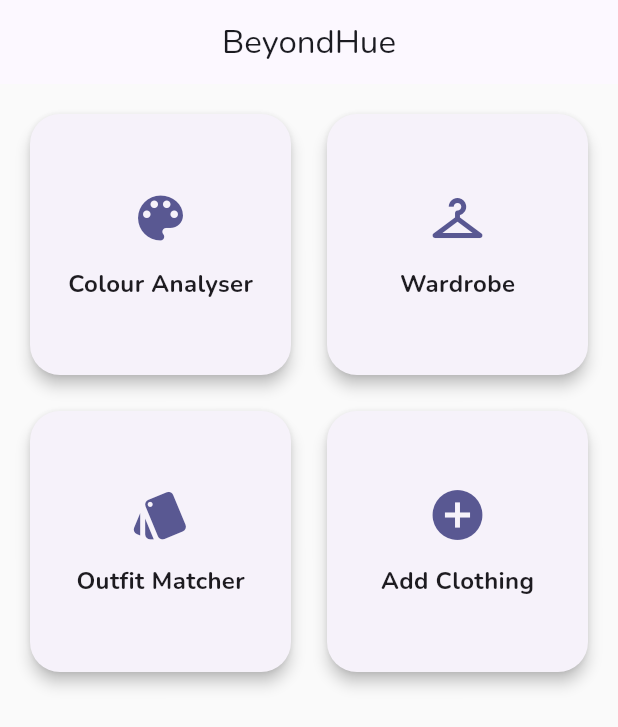
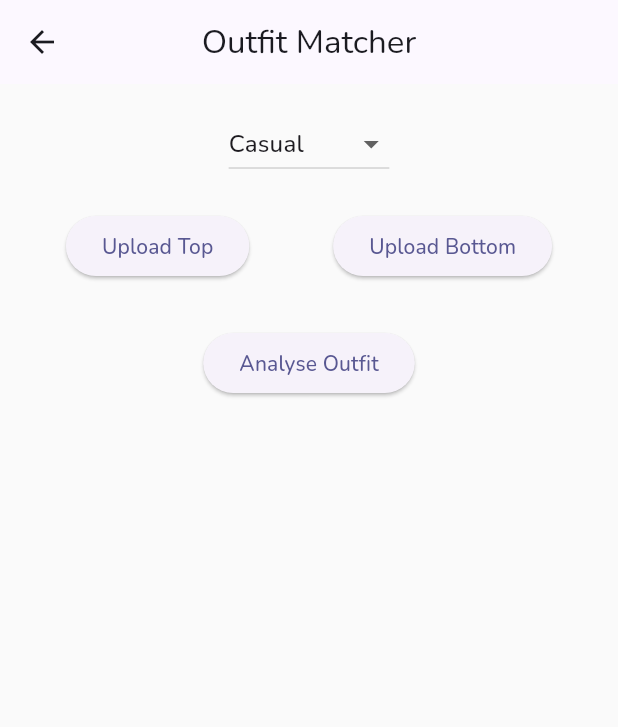
Before and after one commit to Manojkhandelwalmj/beyondhue, a Flutter app: the screen it shows after launch, after a tap on "Outfit Matcher", on a phone screen of 412 x 824 dp. Shown: the top 727 px of the screen. Run offline on Flutter 3.47's test engine with Material 3 defaults, Android fonts, the phone set to English and light mode, and no system bars; our stand-ins replace google_fonts, hive, hive_flutter, image_picker, palette_generator; accounts and stored records are empty.

Commit message:
outfit_matcher screen completed

```diff
--- a/lib/screens/colour_analyser/colour_analyser_screen.dart
+++ b/lib/screens/colour_analyser/colour_analyser_screen.dart
@@ -90,15 +90,15 @@ class _ColourAnalyserScreenState extends State<ColourAnalyserScreen> {
                       const SizedBox(height: 10),
                       Text("HEX: ${analyser.detectedColour!.hex}"),
                       const SizedBox(height: 8),
-                      Text(
-                          "Hue: ${analyser.detectedColour!.hue.toStringAsFixed(2)}"),
-                      const SizedBox(height: 8),
-                      Text(
-                          "Saturation: ${analyser.detectedColour!.saturation.toStringAsFixed(2)}"),
-                      const SizedBox(height: 8),
-                      Text(
-                          "Brightness: ${analyser.detectedColour!.brightness.toStringAsFixed(2)}"),
-                      const SizedBox(height: 8),
+                      // Text(
+                      //     "Hue: ${analyser.detectedColour!.hue.toStringAsFixed(2)}"),
+                      // const SizedBox(height: 8),
+                      // Text(
+                      //     "Saturation: ${analyser.detectedColour!.saturation.toStringAsFixed(2)}"),
+                      // const SizedBox(height: 8),
+                      // Text(
+                      //     "Brightness: ${analyser.detectedColour!.brightness.toStringAsFixed(2)}"),
+                      // const SizedBox(height: 8),
                       Text(
                           "Temperature: ${analyser.detectedColour!.temperature}"),
                       const SizedBox(height: 8),
--- a/lib/screens/home_screen.dart
+++ b/lib/screens/home_screen.dart
@@ -1,3 +1,4 @@
+import 'package:beyondhue/screens/outfit/outfit_matcher_screen.dart';
 import 'package:flutter/material.dart';
 import 'colour_analyser/colour_analyser_screen.dart';
 import 'wardrobe/wardrobe_screen.dart';
@@ -82,7 +83,14 @@ class HomeScreen extends StatelessWidget {
               context,
               "Outfit Matcher",
               Icons.style,
-              () {},
+              () {
+                 Navigator.push(
+                  context,
+                  MaterialPageRoute(
+                    builder: (_) => const OutfitMatcherScreen(),
+                  ),
+                );
+              },
             ),
             buildCard(
               context,
--- /dev/null
+++ b/lib/screens/outfit/outfit_matcher_screen.dart
@@ -0,0 +1,173 @@
+import 'dart:io';
+import 'package:beyondhue/services/outfit_matcher_rules.dart';
+import 'package:beyondhue/models/colour_data.dart';
+import 'package:beyondhue/services/colour_detection_service.dart';
+import 'package:flutter/material.dart';
+import 'package:image_picker/image_picker.dart';
+
+
+class OutfitMatcherScreen extends StatefulWidget {
+  const OutfitMatcherScreen({super.key});
+
+  @override
+  State<OutfitMatcherScreen> createState() => _OutfitMatcherScreenState();
+}
+
+class _OutfitMatcherScreenState extends State<OutfitMatcherScreen> {
+
+  File? topImage;
+  File? bottomImage;
+
+  ColourData? topColour;
+  ColourData? bottomColour;
+
+  String selectedOccasion = "casual";
+
+  int? score;
+  bool? isSafe;
+
+  final picker = ImagePicker();
+
+  Future pickImage(bool isTop) async {
+
+    final source = await showDialog<ImageSource>(
+      context: context,
+      builder: (_) => AlertDialog(
+        title: const Text("Select Source"),
+        actions: [
+          TextButton(
+            onPressed: () => Navigator.pop(context, ImageSource.camera),
+            child: const Text("Camera"),
+          ),
+          TextButton(
+            onPressed: () => Navigator.pop(context, ImageSource.gallery),
+            child: const Text("Gallery"),
+          ),
+        ],
+      ),
+    );
+
+    if (source == null) return;
+
+    final picked = await picker.pickImage(source: source);
+    if (picked == null) return;
+
+    final file = File(picked.path);
+    final colour = await ColourDetectionService.analyseImage(picked.path);
+
+    setState(() {
+      if (isTop) {
+        topImage = file;
+        topColour = colour;
+      } else {
+        bottomImage = file;
+        bottomColour = colour;
+      }
+    });
+  }
+
+  void analyseOutfit() {
+
+    if (topColour == null || bottomColour == null) return;
+
+    final result = OutfitMatcherRules.analyse(
+      top: topColour!,
+      bottom: bottomColour!,
+      occasion: selectedOccasion,
+    );
+
+    setState(() {
+      score = result.score;
+      isSafe = result.isSafe;
+    });
+  }
+
+  @override
+  Widget build(BuildContext context) {
+
+    return Scaffold(
+      appBar: AppBar(title: const Text("Outfit Matcher")),
+
+      body: Padding(
+        padding: const EdgeInsets.all(16),
+        child: Column(
+          children: [
+
+            DropdownButton<String>(
+              value: selectedOccasion,
+              items: const [
+                DropdownMenuItem(value: "formal", child: Text("Formal")),
+                DropdownMenuItem(value: "casual", child: Text("Casual")),
+                DropdownMenuItem(value: "traditional", child: Text("Traditional")),
+                DropdownMenuItem(value: "activewear", child: Text("Activewear")),
+              ],
+              onChanged: (value) {
+                setState(() {
+                  selectedOccasion = value!;
+                });
+              },
+            ),
+
+            const SizedBox(height: 20),
+
+            Row(
+              mainAxisAlignment: MainAxisAlignment.spaceAround,
+              children: [
+
+                Column(
+                  children: [
+                    ElevatedButton(
+                      onPressed: () => pickImage(true),
+                      child: const Text("Upload Top"),
+                    ),
+                    if (topImage != null)
+                      Image.file(topImage!, height: 100),
+                    if (topColour != null)
+                      Text(topColour!.name),
+                  ],
+                ),
+
+                Column(
+                  children: [
+                    ElevatedButton(
+                      onPressed: () => pickImage(false),
+                      child: const Text("Upload Bottom"),
+                    ),
+                    if (bottomImage != null)
+                      Image.file(bottomImage!, height: 100),
+                    if (bottomColour != null)
+                      Text(bottomColour!.name),
+                  ],
+                ),
+
+              ],
+            ),
+
+            const SizedBox(height: 30),
+
+            ElevatedButton(
+              onPressed: analyseOutfit,
+              child: const Text("Analyse Outfit"),
+            ),
+
+            const SizedBox(height: 20),
+
+            if (score != null)
+              Column(
+                children: [
+                  Text("Score: $score%"),
+                  Text(
+                    isSafe! ? "SAFE TO WEAR ✅" : "UNSAFE ❌",
+                    style: TextStyle(
+                      color: isSafe! ? Colors.green : Colors.red,
+                      fontWeight: FontWeight.bold,
+                    ),
+                  )
+                ],
+              )
+          ],
+        ),
+      ),
+    );
+  }
+}
--- /dev/null
+++ b/lib/services/outfit_matcher_rules.dart
@@ -0,0 +1,99 @@
+import 'package:beyondhue/models/colour_data.dart';
+
+class OutfitMatcherResult {
+  final int score;
+  final bool isSafe;
+
+  OutfitMatcherResult({required this.score, required this.isSafe});
+}
+
+class OutfitMatcherRules {
+
+  static OutfitMatcherResult analyse({
+    required ColourData top,
+    required ColourData bottom,
+    required String occasion,
+  }) {
+
+    double diff = (top.hue - bottom.hue).abs();
+    if (diff > 180) diff = 360 - diff;
+
+    int score = 0;
+
+    // -------------------------
+    // BASE SCORE (Hue logic)
+    // -------------------------
+    if (diff <= 15) {
+      score = 90;
+    } else if (diff <= 60) {
+      score = 80;
+    } else if (diff >= 150 && diff <= 210) {
+      score = 85;
+    } else {
+      score = 40;
+    }
+
+    // -------------------------
+    // NEUTRAL BONUS
+    // -------------------------
+    if (_isNeutral(top.name) || _isNeutral(bottom.name)) {
+      score += 30;
+    }
+
+    // -------------------------
+    // TONE MATCHING
+    // -------------------------
+    if (top.tone == bottom.tone) {
+      score += 10;
+    } else {
+      score -= 10;
+    }
+
+    // -------------------------
+    // OCCASION RULES
+    // -------------------------
+    score += _occasionAdjustment(top, bottom, occasion);
+
+    // Clamp
+    if (score > 100) score = 100;
+    if (score < 0) score = 0;
+
+    bool isSafe = score >= 65;
+
+    return OutfitMatcherResult(score: score, isSafe: isSafe);
+  }
+
+  static bool _isNeutral(String name) {
+    return name.contains("Black") ||
+        name.contains("White") ||
+        name.contains("Grey");
+  }
+
+  static int _occasionAdjustment(
+      ColourData top, ColourData bottom, String occasion) {
+
+    switch (occasion) {
+      case "formal":
+        if (_isNeutral(top.name) && _isNeutral(bottom.name)) return 15;
+        if (top.saturation > 0.7 || bottom.saturation > 0.7) return -15;
+        return 5;
+
+      case "casual":
+        return 5;
+
+      case "traditional":
+        if (top.temperature == "Warm" && bottom.temperature == "Warm") {
+          return 15;
+        }
+        return 0;
+
+      case "activewear":
+        double diff = (top.hue - bottom.hue).abs();
+        if (diff > 120) return 15;
+        return 5;
+
+      default:
+        return 0;
+    }
+  }
+}
```
